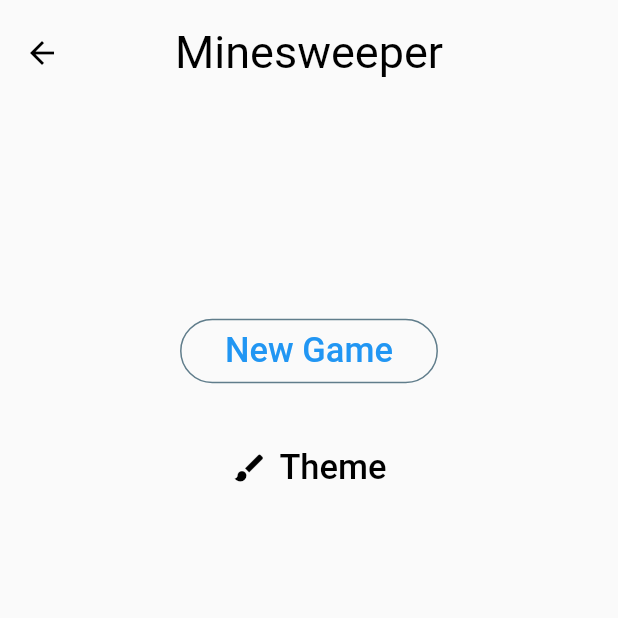
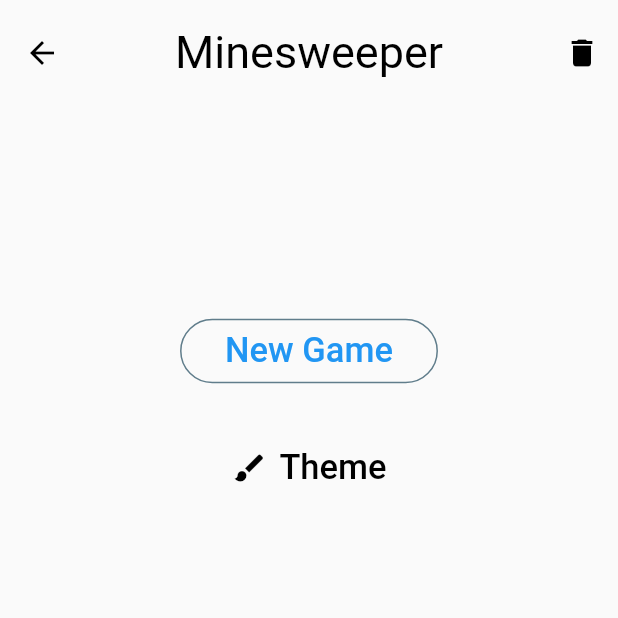
Before and after one commit to hman-coder/flutter_minesweeper, a Flutter app: the MainMenuUI screen opened by its route, on a phone screen of 412 x 824 dp, the top half of it. Run offline on Flutter 3.47's test engine with Material 2 defaults, Android fonts, the phone set to English and light mode, and no system bars; our stand-ins replace audioplayers, equatable, flutter_bloc, google_fonts, sqflite; accounts and stored records are empty; Roboto replaces fonts that are missing (Electrolize).

Commit message:
added delete db button to the main menu

```diff
--- a/lib/presentation/ui/main_menu.dart
+++ b/lib/presentation/ui/main_menu.dart
@@ -6,6 +6,7 @@ import 'package:minesweeper_flutter/presentation/icons/minesweeper_icons.dart';
 import 'package:minesweeper_flutter/presentation/widgets/constant_widgets.dart';
 import 'package:minesweeper_flutter/presentation/widgets/delayed_widget.dart';
 import 'package:minesweeper_flutter/presentation/widgets/spacers.dart';
+import 'package:minesweeper_flutter/repository/sqlite_accessor.dart';
 
 class MainMenuUI extends StatelessWidget {
   final double bottomMineSize;
@@ -32,6 +33,7 @@ class MainMenuUI extends StatelessWidget {
       appBar: AppBar(
         title: Text("Minesweeper"),
         toolbarHeight: appBarHeight,
+        actions: [_buildDeleteTableButton()],
       ),
       extendBodyBehindAppBar: true,
       body: DelayedWidgetsController(
@@ -62,6 +64,13 @@ class MainMenuUI extends StatelessWidget {
           ],
         ),
       ),
+    );
+  }
+
+  Widget _buildDeleteTableButton() {
+    return IconButton(
+      icon: Icon(Icons.delete),
+      onPressed: () async => (await SqliteAccessor.accessor).deleteDb(),
     );
   }
 
```
